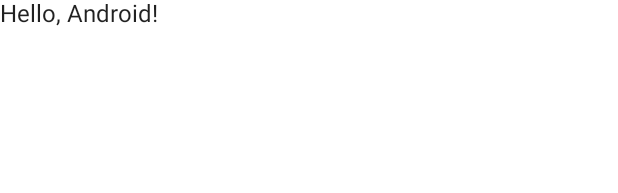
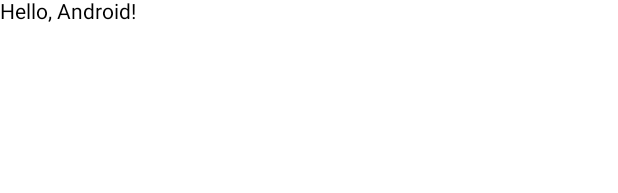
Before and after one commit to yurii-horoshenko/BookMe, an Android app built with Jetpack Compose: the @Preview function DefaultPreview, on a phone screen of 412 x 824 dp. Shown: the top 193 px of the screen. Run offline under Robolectric (Android 15) with nearby library versions, the light colour scheme and no system bars.

Commit message:
Added basic android themes

```diff
--- a/androidApp/build.gradle.kts
+++ b/androidApp/build.gradle.kts
@@ -49,4 +49,5 @@ dependencies {
     implementation(libs.androidx.foundation)
     implementation(libs.androidx.material)
     implementation(libs.activity.compose)
+    implementation(libs.bundles.voager)
 }
--- a/androidApp/src/main/java/com/gorosoft/bookme/now/android/MainActivity.kt
+++ b/androidApp/src/main/java/com/gorosoft/bookme/now/android/MainActivity.kt
@@ -11,12 +11,13 @@ import androidx.compose.runtime.Composable
 import androidx.compose.ui.Modifier
 import androidx.compose.ui.tooling.preview.Preview
 import com.gorosoft.bookme.now.Greeting
+import com.gorosoft.bookme.now.android.ui.theme.AppTheme
 
 class MainActivity : ComponentActivity() {
     override fun onCreate(savedInstanceState: Bundle?) {
         super.onCreate(savedInstanceState)
         setContent {
-            MyApplicationTheme {
+            AppTheme {
                 Surface(
                     modifier = Modifier.fillMaxSize(),
                     color = MaterialTheme.colors.background
@@ -36,7 +37,7 @@ fun GreetingView(text: String) {
 @Preview
 @Composable
 fun DefaultPreview() {
-    MyApplicationTheme {
+    AppTheme {
         GreetingView("Hello, Android!")
     }
 }
--- a/androidApp/src/main/java/com/gorosoft/bookme/now/android/MyApplicationTheme.kt
+++ /dev/null
@@ -1,55 +0,0 @@
-package com.gorosoft.bookme.now.android
-
-import androidx.compose.foundation.isSystemInDarkTheme
-import androidx.compose.foundation.shape.RoundedCornerShape
-import androidx.compose.material.MaterialTheme
-import androidx.compose.material.Shapes
-import androidx.compose.material.Typography
-import androidx.compose.material.darkColors
-import androidx.compose.material.lightColors
-import androidx.compose.runtime.Composable
-import androidx.compose.ui.graphics.Color
-import androidx.compose.ui.text.TextStyle
-import androidx.compose.ui.text.font.FontFamily
-import androidx.compose.ui.text.font.FontWeight
-import androidx.compose.ui.unit.dp
-import androidx.compose.ui.unit.sp
-
-@Composable
-fun MyApplicationTheme(
-    darkTheme: Boolean = isSystemInDarkTheme(),
-    content: @Composable () -> Unit
-) {
-    val colors = if (darkTheme) {
-        darkColors(
-            primary = Color(0xFFBB86FC),
-            primaryVariant = Color(0xFF3700B3),
-            secondary = Color(0xFF03DAC5)
-        )
-    } else {
-        lightColors(
-            primary = Color(0xFF6200EE),
-            primaryVariant = Color(0xFF3700B3),
-            secondary = Color(0xFF03DAC5)
-        )
-    }
-    val typography = Typography(
-        body1 = TextStyle(
-            fontFamily = FontFamily.Default,
-            fontWeight = FontWeight.Normal,
-            fontSize = 16.sp
-        )
-    )
-    val shapes = Shapes(
-        small = RoundedCornerShape(4.dp),
-        medium = RoundedCornerShape(4.dp),
-        large = RoundedCornerShape(0.dp)
-    )
-
-    MaterialTheme(
-        colors = colors,
-        typography = typography,
-        shapes = shapes,
-        content = content
-    )
-}
--- /dev/null
+++ b/androidApp/src/main/java/com/gorosoft/bookme/now/android/ui/theme/AppTheme.kt
@@ -0,0 +1,75 @@
+package com.gorosoft.bookme.now.android.ui.theme
+
+import androidx.compose.foundation.LocalIndication
+import androidx.compose.foundation.LocalOverscrollConfiguration
+import androidx.compose.foundation.isSystemInDarkTheme
+import androidx.compose.foundation.shape.RoundedCornerShape
+import androidx.compose.material.LocalContentColor
+import androidx.compose.material.MaterialTheme
+import androidx.compose.material.Shapes
+import androidx.compose.material.Typography
+import androidx.compose.material.darkColors
+import androidx.compose.material.lightColors
+import androidx.compose.material.ripple.LocalRippleTheme
+import androidx.compose.material.ripple.RippleTheme
+import androidx.compose.material.ripple.rememberRipple
+import androidx.compose.runtime.Composable
+import androidx.compose.runtime.CompositionLocalProvider
+import androidx.compose.runtime.Immutable
+import androidx.compose.runtime.ReadOnlyComposable
+import androidx.compose.runtime.staticCompositionLocalOf
+import androidx.compose.ui.graphics.Color
+import androidx.compose.ui.text.TextStyle
+import androidx.compose.ui.text.font.FontFamily
+import androidx.compose.ui.text.font.FontWeight
+import androidx.compose.ui.unit.dp
+import androidx.compose.ui.unit.sp
+
+val LocalColors = staticCompositionLocalOf { lightColor }
+
+val LocalTypography = staticCompositionLocalOf { typography }
+
+object AppTheme {
+    val colors: AppColors
+        @Composable
+        @ReadOnlyComposable
+        get() = LocalColors.current
+
+    val typography: AppTypography
+        @Composable
+        @ReadOnlyComposable
+        get() = LocalTypography.current
+}
+
+@Immutable
+private object AppRippleTheme : RippleTheme {
+    @Composable
+    override fun defaultColor() = RippleTheme.defaultRippleColor(
+        contentColor = LocalContentColor.current,
+        lightTheme = AppTheme.colors.isLight
+    )
+
+    @Composable
+    override fun rippleAlpha() = RippleTheme.defaultRippleAlpha(
+        contentColor = LocalContentColor.current,
+        lightTheme = AppTheme.colors.isLight
+    )
+}
+
+@Composable
+fun AppTheme(
+    darkTheme: Boolean = isSystemInDarkTheme(),
+    typography: AppTypography = AppTheme.typography,
+    content: @Composable () -> Unit
+) {
+    val color = if (darkTheme) darkColor else lightColor
+    val rippleIndication = rememberRipple()
+    CompositionLocalProvider(
+        LocalColors provides color,
+        LocalTypography provides typography,
+        LocalIndication provides rippleIndication,
+        LocalRippleTheme provides AppRippleTheme,
+    ) {
+        content.invoke()
+    }
+}
--- a/gradle/libs.versions.toml
+++ b/gradle/libs.versions.toml
@@ -3,6 +3,7 @@ android-gradle-plugin = "8.1.0"
 activity-compose = "1.7.2"
 compose-bom = "2023.06.01"
 kotlin = "1.8.21"
+voyager-version = "1.0.0-rc05"
 
 [libraries]
 activity-compose = { group = "androidx.activity", name = "activity-compose", version.ref = "activity-compose" }
@@ -12,6 +13,10 @@ androidx-foundation = { group = "androidx.compose.foundation", name = "foundatio
 androidx-ui-tooling-preview = { group = "androidx.compose.ui", name = "ui-tooling-preview" }
 ui = { group = "androidx.compose.ui", name = "ui" }
 ui-tooling = { group = "androidx.compose.ui", name = "ui-tooling" }
+voyager-navigation = { group = "cafe.adriel.voyager", name = "voyager-navigator", version.ref = "voyager-version" }
+
+[bundles]
+voager = ["voyager.navigation"]
 
 [plugins]
 android-application = { id = "com.android.application", version.ref = "android-gradle-plugin" }
```
Also changed, not shown: androidApp/src/main/java/com/gorosoft/bookme/now/android/ui/theme/AppColors.kt (added, +50 -0 lines), androidApp/src/main/java/com/gorosoft/bookme/now/android/ui/theme/AppTypography.kt (added, +38 -0 lines), androidApp/src/main/java/com/gorosoft/bookme/now/android/ui/theme/HeadingTypography.kt (added, +14 -0 lines), androidApp/src/main/res/font/urbanist_bold.ttf (added), androidApp/src/main/res/font/urbanist_medium.ttf (added), androidApp/src/main/res/font/urbanist_regular.ttf (added), androidApp/src/main/res/font/urbanist_semibold.ttf (added).
